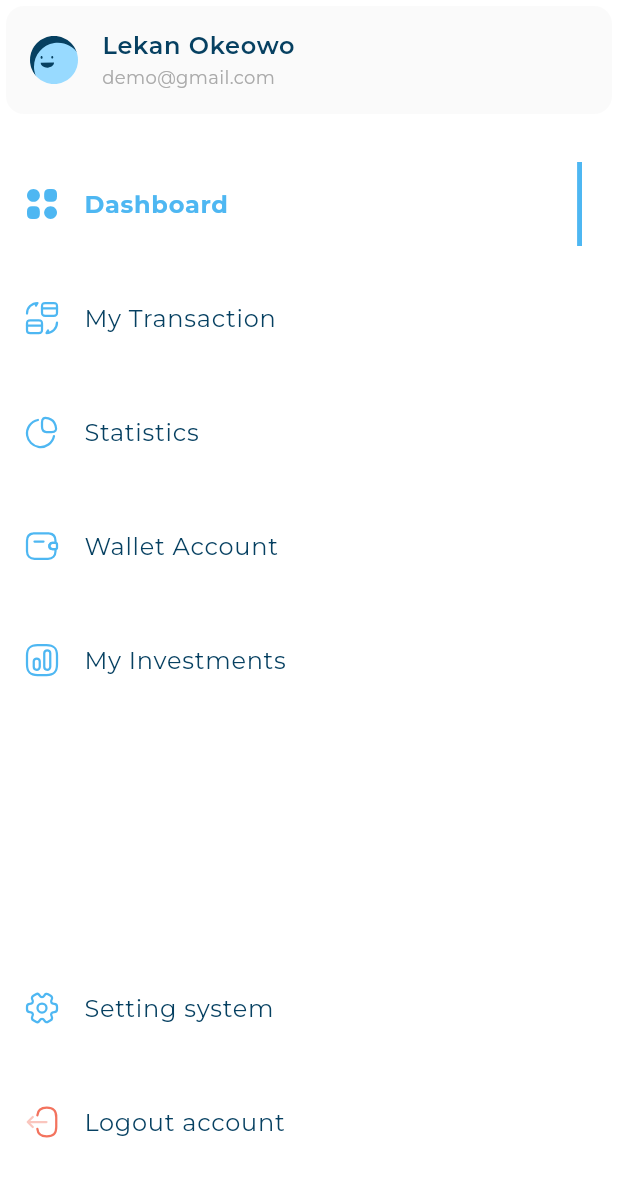
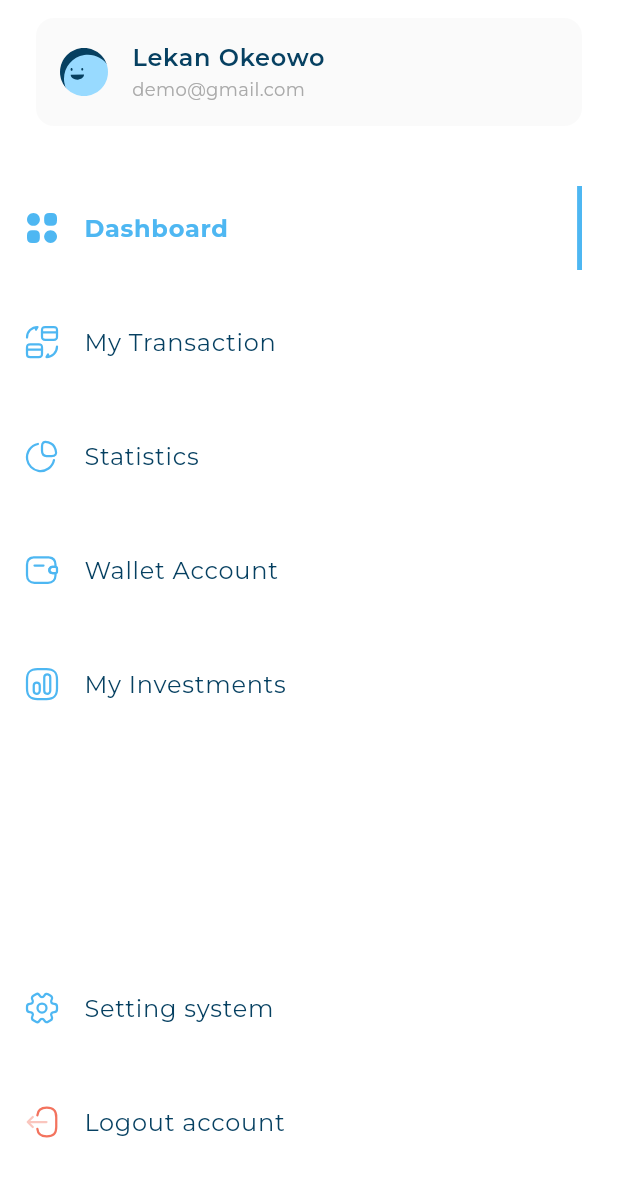
Before and after one commit to Ahmed-Mamdouh-Elattar/responsive_dash_board, a Flutter app: the CustomDrawer widget shown alone on an empty page, opened directly, on a phone screen of 412 x 824 dp. Shown: the top 1177 px of the screen. Run offline on Flutter 3.47's test engine with Material 3 defaults, Android fonts, the phone set to English and light mode, and no system bars; our stand-ins replace flutter_svg; project files that could hold a hidden picture were left out.

```diff
--- /dev/null
+++ b/lib/model/user_info_model.dart
@@ -0,0 +1,6 @@
+class UserInfoModel {
+  final String image, name, email;
+
+  const UserInfoModel(
+      {required this.image, required this.name, required this.email});
+}
--- a/lib/views/widgets/custom_drawer.dart
+++ b/lib/views/widgets/custom_drawer.dart
@@ -1,5 +1,6 @@
 import 'package:flutter/material.dart';
 import 'package:responsive_dash_board/model/drawer_item_model.dart';
+import 'package:responsive_dash_board/model/user_info_model.dart';
 import 'package:responsive_dash_board/utils/app_images.dart';
 import 'package:responsive_dash_board/views/widgets/custom_drawer_item_list.dart';
 import 'package:responsive_dash_board/views/widgets/inactive_drawer_item.dart';
@@ -15,7 +16,18 @@ class CustomDrawer extends StatelessWidget {
       color: Colors.white,
       child: const CustomScrollView(
         slivers: [
-          SliverToBoxAdapter(child: UserInfoListTile()),
+          SliverToBoxAdapter(
+            child: Padding(
+              padding: EdgeInsets.symmetric(horizontal: 20, vertical: 8),
+              child: UserInfoListTile(
+                user: UserInfoModel(
+                  image: Assets.imagesAvatar3,
+                  name: "Lekan Okeowo",
+                  email: "demo@gmail.com",
+                ),
+              ),
+            ),
+          ),
           SliverToBoxAdapter(
             child: SizedBox(
               height: 8,
--- a/lib/views/widgets/user_info_list_tile.dart
+++ b/lib/views/widgets/user_info_list_tile.dart
@@ -1,25 +1,28 @@
 import 'package:flutter/material.dart';
 import 'package:flutter_svg/flutter_svg.dart';
-import 'package:responsive_dash_board/utils/app_images.dart';
+import 'package:responsive_dash_board/model/user_info_model.dart';
+
 import 'package:responsive_dash_board/utils/app_style.dart';
 
 class UserInfoListTile extends StatelessWidget {
-  const UserInfoListTile({super.key});
-
+  const UserInfoListTile({super.key, required this.user});
+  final UserInfoModel user;
   @override
   Widget build(BuildContext context) {
     return Card(
       color: const Color(0xffFAFAFA),
       elevation: 0,
-      child: ListTile(
-        leading: SvgPicture.asset(Assets.imagesAvatar3),
-        title: const Text(
-          "Lekan Okeowo",
-          style: AppStyle.styleSemiBold16,
-        ),
-        subtitle: const Text(
-          "demo@gmail.com",
-          style: AppStyle.styleRegular12,
+      child: Center(
+        child: ListTile(
+          leading: SvgPicture.asset(user.image),
+          title: Text(
+            user.name,
+            style: AppStyle.styleSemiBold16,
+          ),
+          subtitle: Text(
+            user.email,
+            style: AppStyle.styleRegular12,
+          ),
         ),
       ),
     );
```
Also changed, not shown: lib/views/widgets/all_expenses.dart (+4 -7 lines), lib/views/widgets/custom_background_container.dart (added, +21 -0 lines), lib/views/widgets/custom_button.dart (added, +34 -0 lines), lib/views/widgets/custom_text_field.dart (added, +30 -0 lines), lib/views/widgets/dash_board_desktop_layout.dart (+19 -2 lines), lib/views/widgets/latest_transaction.dart (added, +25 -0 lines), lib/views/widgets/latest_transaction_list.dart (added, +43 -0 lines), lib/views/widgets/quick_invoice.dart (added, +31 -0 lines), lib/views/widgets/quick_invoice_form.dart (added, +65 -0 lines), lib/views/widgets/quick_invoice_header.dart (added, +26 -0 lines), lib/views/widgets/title_text_field.dart (added, +24 -0 lines).
